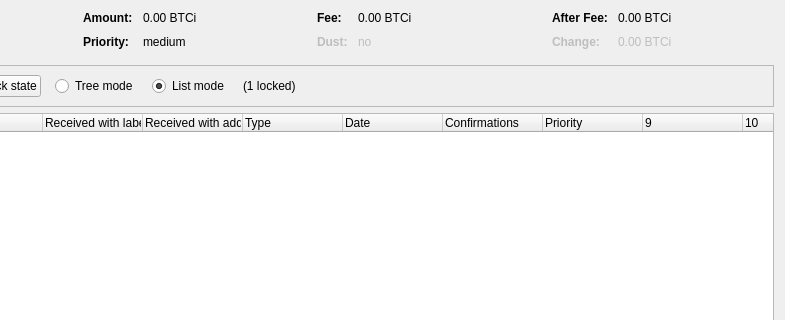
This is src/qt/forms/coincontroldialog.ui in BTCIncognito/bitcoinincognito as Qt 5 draws it before an edit; both pictures show x 169 to 954 and y 0 to 320 of the 954 by 500 pixel window. The edited form follows.
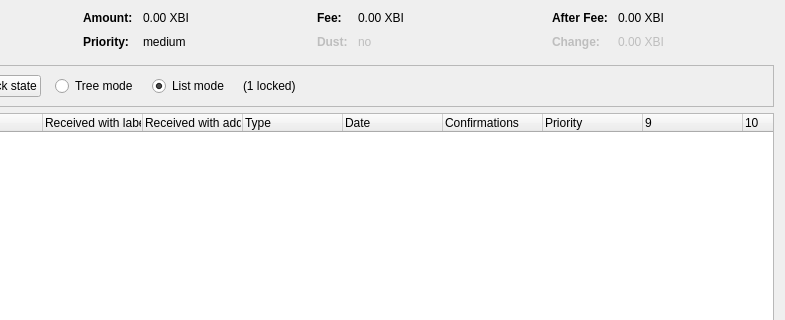
This is the edited form. Custom widgets are drawn as their Qt base class.

The edit to the form file:
```diff
--- a/src/qt/forms/coincontroldialog.ui
+++ b/src/qt/forms/coincontroldialog.ui
@@ -132,7 +132,7 @@
           <enum>Qt::ActionsContextMenu</enum>
          </property>
          <property name="text">
-          <string notr="true">0.00 BTCi</string>
+          <string notr="true">0.00 XBI</string>
          </property>
          <property name="textInteractionFlags">
           <set>Qt::LinksAccessibleByMouse|Qt::TextSelectableByKeyboard|Qt::TextSelectableByMouse</set>
@@ -206,7 +206,7 @@
           <enum>Qt::ActionsContextMenu</enum>
          </property>
          <property name="text">
-          <string notr="true">0.00 BTCi</string>
+          <string notr="true">0.00 XBI</string>
          </property>
          <property name="textInteractionFlags">
           <set>Qt::LinksAccessibleByMouse|Qt::TextSelectableByKeyboard|Qt::TextSelectableByMouse</set>
@@ -286,7 +286,7 @@
           <enum>Qt::ActionsContextMenu</enum>
          </property>
          <property name="text">
-          <string notr="true">0.00 BTCi</string>
+          <string notr="true">0.00 XBI</string>
          </property>
          <property name="textInteractionFlags">
           <set>Qt::LinksAccessibleByMouse|Qt::TextSelectableByKeyboard|Qt::TextSelectableByMouse</set>
@@ -321,7 +321,7 @@
           <enum>Qt::ActionsContextMenu</enum>
          </property>
          <property name="text">
-          <string notr="true">0.00 BTCi</string>
+          <string notr="true">0.00 XBI</string>
          </property>
          <property name="textInteractionFlags">
           <set>Qt::LinksAccessibleByMouse|Qt::TextSelectableByKeyboard|Qt::TextSelectableByMouse</set>
```
